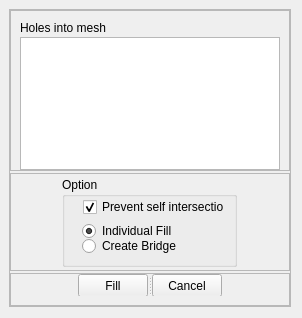
Above: src/fgt/edit_hole/edit_hole.ui from cnr-isti-vclab/meshlab before the change. Below: the same form after it.
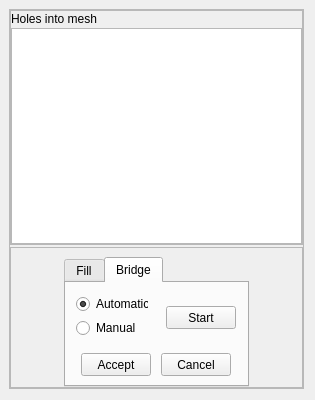
That is the form after the change. The open tabs and pages were chosen to show the change.

Commit message: - new interface to support bridge

```diff
--- a/src/fgt/edit_hole/edit_hole.ui
+++ b/src/fgt/edit_hole/edit_hole.ui
@@ -8,8 +8,8 @@
    <rect>
     <x>0</x>
     <y>0</y>
-    <width>302</width>
-    <height>318</height>
+    <width>315</width>
+    <height>400</height>
    </rect>
   </property>
   <property name="sizePolicy" >
@@ -21,7 +21,7 @@
   <property name="minimumSize" >
    <size>
     <width>0</width>
-    <height>318</height>
+    <height>300</height>
    </size>
   </property>
   <property name="sizeIncrement" >
@@ -115,13 +115,13 @@
          <item>
           <layout class="QVBoxLayout" >
            <property name="leftMargin" >
-            <number>9</number>
+            <number>0</number>
            </property>
            <property name="topMargin" >
-            <number>9</number>
+            <number>0</number>
            </property>
            <property name="rightMargin" >
-            <number>9</number>
+            <number>0</number>
            </property>
            <property name="bottomMargin" >
             <number>0</number>
@@ -210,7 +210,7 @@
         <property name="minimumSize" >
          <size>
           <width>200</width>
-          <height>98</height>
+          <height>140</height>
          </size>
         </property>
         <property name="frameShape" >
@@ -220,59 +220,82 @@
          <enum>QFrame::Raised</enum>
         </property>
         <layout class="QHBoxLayout" >
-         <property name="spacing" >
-          <number>2</number>
-         </property>
-         <property name="leftMargin" >
-          <number>9</number>
-         </property>
-         <property name="topMargin" >
-          <number>0</number>
-         </property>
-         <property name="rightMargin" >
-          <number>9</number>
-         </property>
          <property name="bottomMargin" >
           <number>0</number>
          </property>
          <item>
-          <widget class="QGroupBox" name="groupBox_2" >
+          <spacer>
+           <property name="orientation" >
+            <enum>Qt::Horizontal</enum>
+           </property>
+           <property name="sizeHint" >
+            <size>
+             <width>40</width>
+             <height>20</height>
+            </size>
+           </property>
+          </spacer>
+         </item>
+         <item>
+          <widget class="QTabWidget" name="operationTab" >
            <property name="sizePolicy" >
-            <sizepolicy vsizetype="Fixed" hsizetype="Fixed" >
+            <sizepolicy vsizetype="Fixed" hsizetype="Minimum" >
              <horstretch>0</horstretch>
              <verstretch>0</verstretch>
             </sizepolicy>
            </property>
            <property name="minimumSize" >
             <size>
-             <width>175</width>
-             <height>90</height>
+             <width>185</width>
+             <height>130</height>
             </size>
            </property>
-           <property name="title" >
-            <string>Option</string>
+           <property name="currentIndex" >
+            <number>0</number>
            </property>
-           <widget class="QRadioButton" name="individualRBtm" >
+           <property name="elideMode" >
+            <enum>Qt::ElideNone</enum>
+           </property>
+           <widget class="QWidget" name="fillTab" >
+            <attribute name="title" >
+             <string>Fill</string>
+            </attribute>
+            <widget class="QPushButton" name="fillButton" >
             <property name="geometry" >
              <rect>
-              <x>20</x>
-              <y>45</y>
-              <width>141</width>
-              <height>18</height>
-             </rect>
-            </property>
+               <x>56</x>
+               <y>35</y>
+               <width>70</width>
+               <height>23</height>
+              </rect>
+             </property>
+             <property name="sizePolicy" >
+              <sizepolicy vsizetype="Fixed" hsizetype="Fixed" >
+               <horstretch>0</horstretch>
+               <verstretch>0</verstretch>
+              </sizepolicy>
+             </property>
+             <property name="minimumSize" >
+              <size>
+               <width>70</width>
+               <height>23</height>
+              </size>
+             </property>
+             <property name="maximumSize" >
+              <size>
+               <width>70</width>
+               <height>23</height>
+              </size>
+             </property>
             <property name="text" >
-             <string>Individual Fill</string>
-            </property>
-            <property name="checked" >
-             <bool>true</bool>
+              <string>Fill</string>
             </property>
            </widget>
            <widget class="QCheckBox" name="antiSelfIntersection" >
             <property name="geometry" >
              <rect>
-              <x>21</x>
-              <y>21</y>
+               <x>20</x>
+               <y>10</y>
               <width>141</width>
               <height>18</height>
              </rect>
@@ -284,112 +307,222 @@
              <bool>true</bool>
             </property>
            </widget>
-           <widget class="QRadioButton" name="bridgeRBtm" >
+            <widget class="QPushButton" name="cancelFillBtn" >
+             <property name="enabled" >
+              <bool>true</bool>
+             </property>
             <property name="geometry" >
              <rect>
-              <x>20</x>
-              <y>60</y>
-              <width>141</width>
-              <height>18</height>
-             </rect>
-            </property>
+               <x>95</x>
+               <y>70</y>
+               <width>70</width>
+               <height>23</height>
+              </rect>
+             </property>
+             <property name="sizePolicy" >
+              <sizepolicy vsizetype="Fixed" hsizetype="Fixed" >
+               <horstretch>0</horstretch>
+               <verstretch>0</verstretch>
+              </sizepolicy>
+             </property>
+             <property name="minimumSize" >
+              <size>
+               <width>70</width>
+               <height>23</height>
+              </size>
+             </property>
+             <property name="maximumSize" >
+              <size>
+               <width>70</width>
+               <height>23</height>
+              </size>
+             </property>
             <property name="text" >
-             <string>Create Bridge</string>
-            </property>
-           </widget>
-          </widget>
-         </item>
-        </layout>
-       </widget>
-      </item>
-      <item>
-       <widget class="QFrame" name="frame_command" >
+              <string>Cancel</string>
+             </property>
+            </widget>
+            <widget class="QPushButton" name="acceptFillBtn" >
+             <property name="enabled" >
+              <bool>true</bool>
+             </property>
+             <property name="geometry" >
+              <rect>
+               <x>15</x>
+               <y>70</y>
+               <width>70</width>
+               <height>23</height>
+              </rect>
+             </property>
+             <property name="sizePolicy" >
+              <sizepolicy vsizetype="Fixed" hsizetype="Fixed" >
+               <horstretch>0</horstretch>
+               <verstretch>0</verstretch>
+              </sizepolicy>
+             </property>
+             <property name="minimumSize" >
+              <size>
+               <width>70</width>
+               <height>23</height>
+              </size>
+             </property>
+             <property name="maximumSize" >
+              <size>
+               <width>70</width>
+               <height>23</height>
+              </size>
+             </property>
+             <property name="text" >
+              <string>Accept</string>
+             </property>
+            </widget>
+           </widget>
+           <widget class="QWidget" name="bridgeTab" >
+            <attribute name="title" >
+             <string>Bridge</string>
+            </attribute>
+            <widget class="QPushButton" name="bridgeButton" >
+             <property name="geometry" >
+              <rect>
+               <x>100</x>
+               <y>23</y>
+               <width>70</width>
+               <height>23</height>
+              </rect>
+             </property>
         <property name="sizePolicy" >
-         <sizepolicy vsizetype="Fixed" hsizetype="Preferred" >
+              <sizepolicy vsizetype="Fixed" hsizetype="Fixed" >
           <horstretch>0</horstretch>
           <verstretch>0</verstretch>
          </sizepolicy>
         </property>
         <property name="minimumSize" >
          <size>
-          <width>200</width>
-          <height>33</height>
-         </size>
-        </property>
-        <property name="frameShape" >
-         <enum>QFrame::StyledPanel</enum>
-        </property>
-        <property name="frameShadow" >
-         <enum>QFrame::Raised</enum>
-        </property>
-        <layout class="QHBoxLayout" >
-         <property name="spacing" >
-          <number>2</number>
-         </property>
-         <property name="leftMargin" >
-          <number>9</number>
-         </property>
-         <property name="topMargin" >
-          <number>0</number>
-         </property>
-         <property name="rightMargin" >
-          <number>9</number>
-         </property>
-         <property name="bottomMargin" >
-          <number>9</number>
-         </property>
+               <width>70</width>
+               <height>23</height>
+              </size>
+             </property>
+             <property name="maximumSize" >
+              <size>
+               <width>70</width>
+               <height>23</height>
+              </size>
+             </property>
+             <property name="text" >
+              <string>Start</string>
+             </property>
+            </widget>
+            <widget class="QRadioButton" name="autoBridgeRBtm" >
+             <property name="geometry" >
+              <rect>
+               <x>10</x>
+               <y>12</y>
+               <width>72</width>
+               <height>18</height>
+              </rect>
+             </property>
+             <property name="text" >
+              <string>Automatic</string>
+             </property>
+             <property name="checked" >
+              <bool>true</bool>
+             </property>
+            </widget>
+            <widget class="QRadioButton" name="manualBridgeRBtm" >
+             <property name="geometry" >
+              <rect>
+               <x>10</x>
+               <y>36</y>
+               <width>72</width>
+               <height>18</height>
+              </rect>
+             </property>
+             <property name="text" >
+              <string>Manual</string>
+             </property>
+            </widget>
+            <widget class="QPushButton" name="acceptBridgeBtn" >
+             <property name="enabled" >
+              <bool>true</bool>
+             </property>
+             <property name="geometry" >
+              <rect>
+               <x>15</x>
+               <y>70</y>
+               <width>70</width>
+               <height>23</height>
+              </rect>
+             </property>
+             <property name="sizePolicy" >
+              <sizepolicy vsizetype="Fixed" hsizetype="Fixed" >
+               <horstretch>0</horstretch>
+               <verstretch>0</verstretch>
+              </sizepolicy>
+             </property>
+             <property name="minimumSize" >
+              <size>
+               <width>70</width>
+               <height>23</height>
+              </size>
+             </property>
+             <property name="maximumSize" >
+              <size>
+               <width>70</width>
+               <height>23</height>
+              </size>
+             </property>
+             <property name="text" >
+              <string>Accept</string>
+             </property>
+            </widget>
+            <widget class="QPushButton" name="cancelBridgeBtn" >
+             <property name="enabled" >
+              <bool>true</bool>
+             </property>
+             <property name="geometry" >
+              <rect>
+               <x>95</x>
+               <y>70</y>
+               <width>70</width>
+               <height>23</height>
+              </rect>
+             </property>
+             <property name="sizePolicy" >
+              <sizepolicy vsizetype="Fixed" hsizetype="Fixed" >
+               <horstretch>0</horstretch>
+               <verstretch>0</verstretch>
+              </sizepolicy>
+             </property>
+             <property name="minimumSize" >
+              <size>
+               <width>70</width>
+               <height>23</height>
+              </size>
+             </property>
+             <property name="maximumSize" >
+              <size>
+               <width>70</width>
+               <height>23</height>
+              </size>
+             </property>
+             <property name="text" >
+              <string>Cancel</string>
+             </property>
+            </widget>
+           </widget>
+          </widget>
+         </item>
          <item>
-          <widget class="QSplitter" name="splitter" >
+          <spacer>
            <property name="orientation" >
             <enum>Qt::Horizontal</enum>
            </property>
-           <widget class="QPushButton" name="fillButton" >
-            <property name="sizePolicy" >
-             <sizepolicy vsizetype="Fixed" hsizetype="Fixed" >
-              <horstretch>0</horstretch>
-              <verstretch>0</verstretch>
-             </sizepolicy>
-            </property>
-            <property name="minimumSize" >
+           <property name="sizeHint" >
              <size>
-              <width>70</width>
-              <height>23</height>
-             </size>
-            </property>
-            <property name="maximumSize" >
-             <size>
-              <width>70</width>
-              <height>23</height>
-             </size>
-            </property>
-            <property name="text" >
-             <string>Fill</string>
-            </property>
-           </widget>
-           <widget class="QPushButton" name="cancelButton" >
-            <property name="sizePolicy" >
-             <sizepolicy vsizetype="Fixed" hsizetype="Fixed" >
-              <horstretch>0</horstretch>
-              <verstretch>0</verstretch>
-             </sizepolicy>
-            </property>
-            <property name="minimumSize" >
-             <size>
-              <width>70</width>
-              <height>23</height>
-             </size>
-            </property>
-            <property name="maximumSize" >
-             <size>
-              <width>70</width>
-              <height>23</height>
-             </size>
-            </property>
-            <property name="text" >
-             <string>Cancel</string>
-            </property>
-           </widget>
-          </widget>
+             <width>40</width>
+             <height>20</height>
+            </size>
+           </property>
+          </spacer>
          </item>
         </layout>
        </widget>
```
Lines whose indentation alone changed are shown as unchanged. The commit also changes 6 other files.
